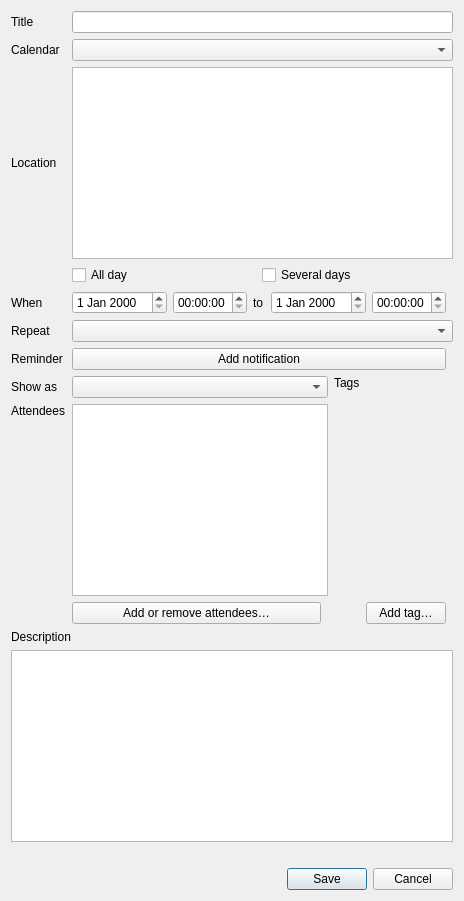
This is src/chrono_mail/ui/forms/event_editor.ui in rob-vandenberg/chrono-mail as Qt 5 draws it before an edit. The edited form follows.
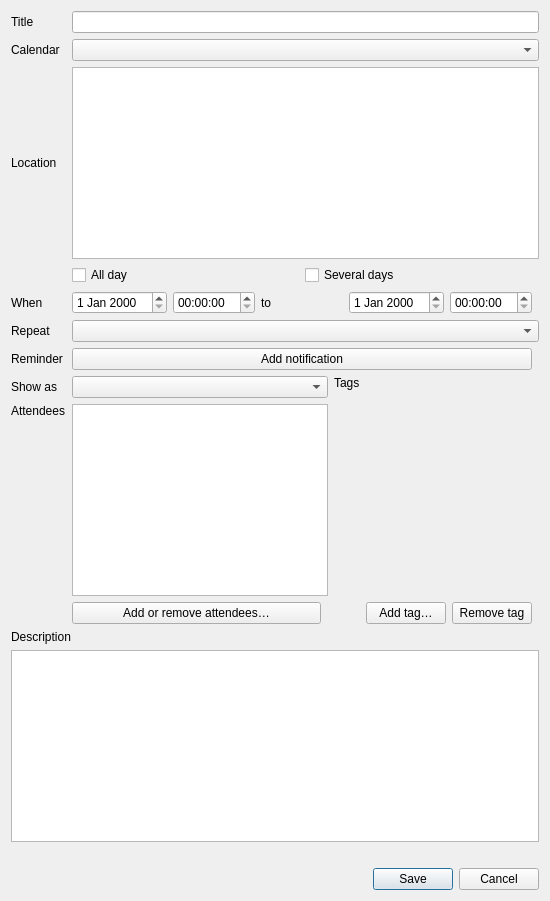
This is the edited form.

```diff
--- a/src/chrono_mail/ui/forms/event_editor.ui
+++ b/src/chrono_mail/ui/forms/event_editor.ui
@@ -223,6 +223,13 @@
          </property>
         </widget>
        </item>
+         <item>
+          <widget class="QPushButton" name="removeTag">
+           <property name="text">
+            <string>Remove tag</string>
+           </property>
+          </widget>
+         </item>
        <item>
         <spacer name="tagsRest">
          <property name="orientation">
```
